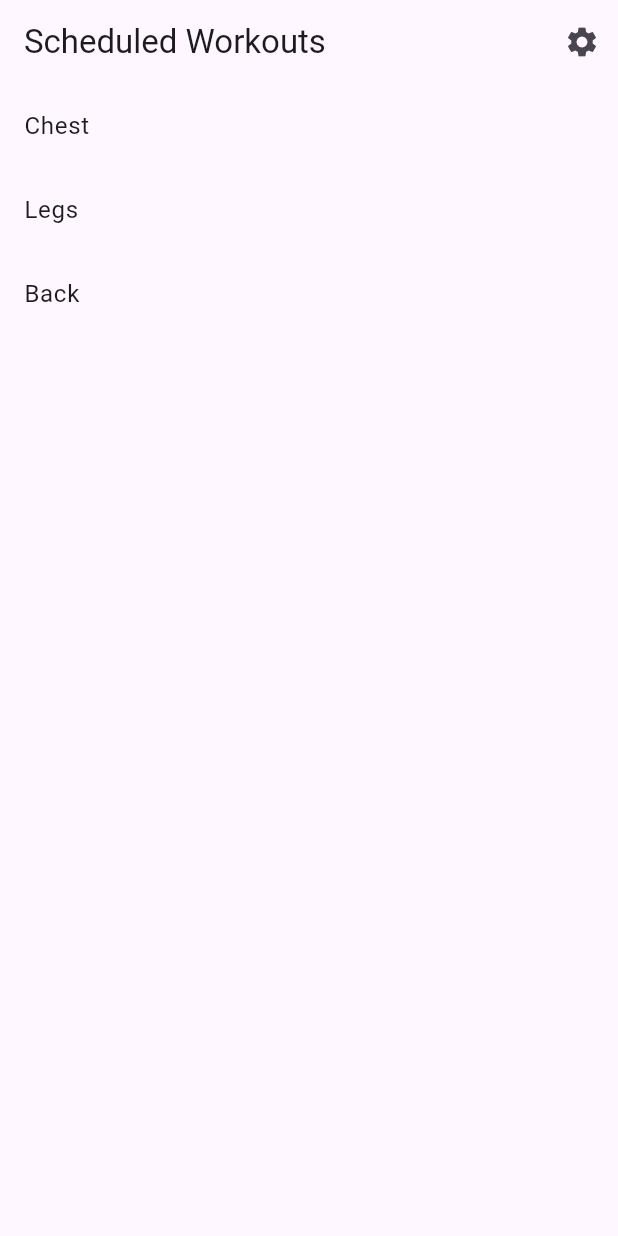
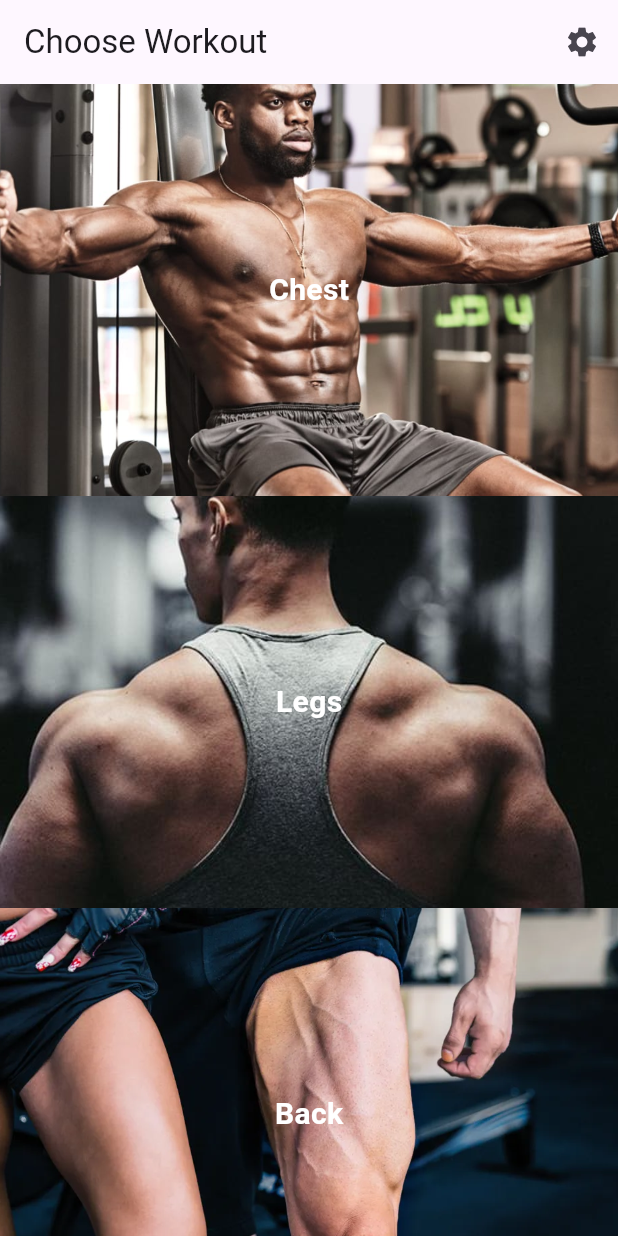
Before and after one commit to Jyaheza/Fitness_app, a Flutter app: the screen it shows after launch, on a phone screen of 412 x 824 dp. Run offline on Flutter 3.47's test engine with Material 3 defaults, Android fonts, the phone set to English and light mode, and no system bars; generated files the repository leaves out were written again.

Commit message:
added home page

```diff
--- a/lib/src/sample_feature/work_out_list_view.dart
+++ b/lib/src/sample_feature/work_out_list_view.dart
@@ -1,16 +1,23 @@
 import 'package:flutter/material.dart';
 
 import '../settings/settings_view.dart';
-import 'workout_item.dart'; // Assuming you have a WorkoutItem widget for displaying workout types
 
 class WorkoutListView extends StatelessWidget {
   static const routeName = '/';
+
+  // Define a list of workout data
+  final List<Map<String, dynamic>> workoutData = [
+    {'name': 'Chest', 'image': 'assets/images/chest1.jpeg'},
+    {'name': 'Legs', 'image': 'assets/images/back.jpg'},
+    {'name': 'Back', 'image': 'assets/images/leg.webp'},
+    // Add more workout types with their respective images
+  ];
 
   @override
   Widget build(BuildContext context) {
     return Scaffold(
       appBar: AppBar(
-        title: const Text('Scheduled Workouts'),
+        title: const Text('Choose Workout'),
         actions: [
           IconButton(
             icon: const Icon(Icons.settings),
@@ -21,13 +28,38 @@ class WorkoutListView extends StatelessWidget {
           ),
         ],
       ),
-      body: ListView(
-        children: [
-          WorkoutItem(name: 'Chest'),
-          WorkoutItem(name: 'Legs'),
-          WorkoutItem(name: 'Back'),
-          // Add more WorkoutItem widgets for additional workout types
-        ],
+      body: ListView.builder(
+        itemCount: workoutData.length,
+        itemBuilder: (BuildContext context, int index) {
+          // Extract workout data
+          final workout = workoutData[index];
+          return InkWell(
+            onTap: () {
+              // Handle tap on workout item
+              // You can navigate to a detail page or perform any other action
+            },
+            child: Container(
+              width: MediaQuery.of(context).size.width,
+              height: MediaQuery.of(context).size.height / workoutData.length,
+              decoration: BoxDecoration(
+                image: DecorationImage(
+                  image: AssetImage(workout['image']),
+                  fit: BoxFit.cover,
+                ),
+              ),
+              child: Center(
+                child: Text(
+                  workout['name'],
+                  style: TextStyle(
+                    color: Colors.white,
+                    fontSize: 20,
+                    fontWeight: FontWeight.bold,
+                  ),
+                ),
+              ),
+            ),
+          );
+        },
       ),
     );
   }
```
Also changed, not shown: assets/images/back.jpg (added), assets/images/chest1.jpeg (added), assets/images/leg.webp (added).
